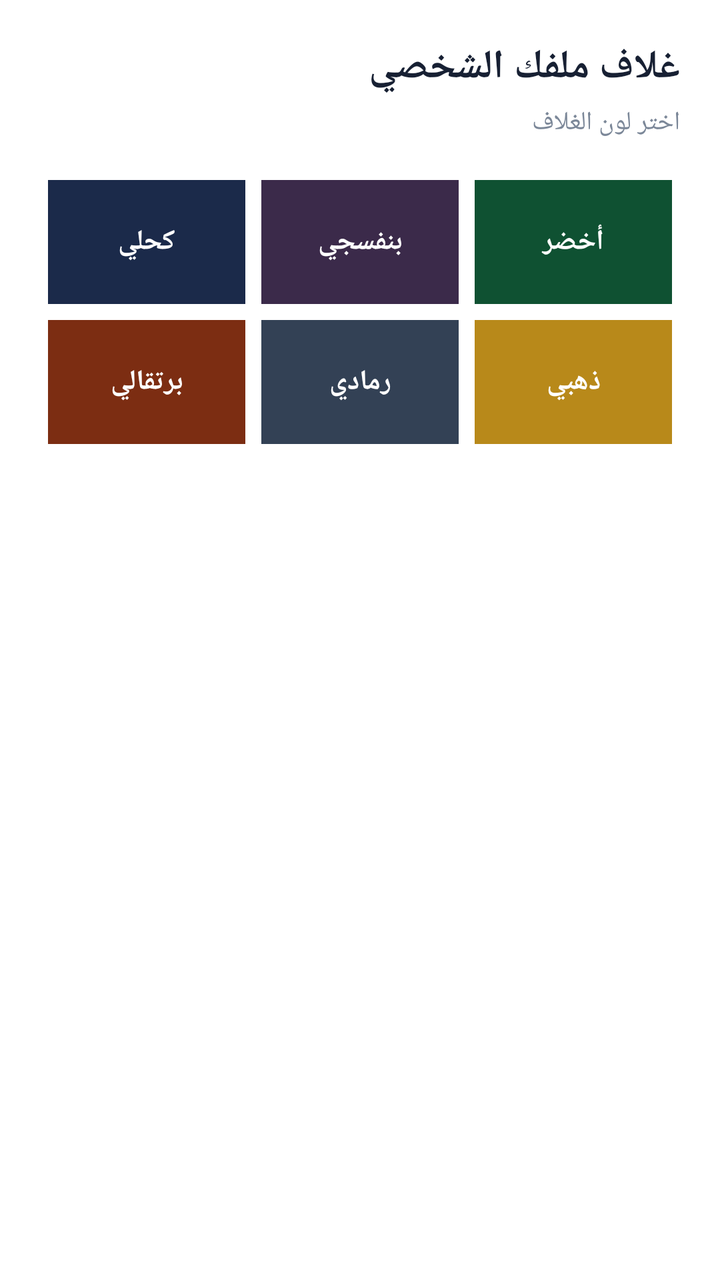
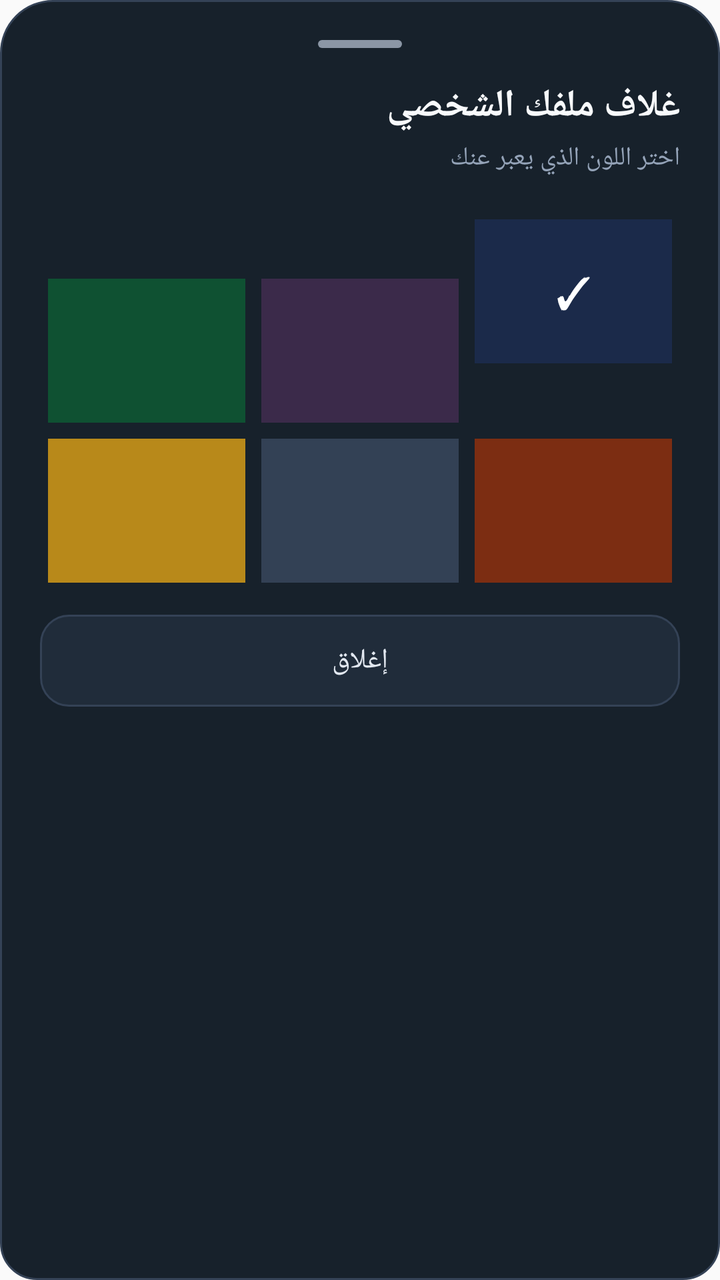

Two renders of the same Android screen: before a commit and after it. Below are the layout's source before the change and the commit's diff.
<!-- AndroidManifest.xml: application theme AppTheme -->
<!-- res/layout/native_cover_picker.xml -->
<?xml version="1.0" encoding="utf-8"?>
<LinearLayout xmlns:android="http://schemas.android.com/apk/res/android"
    android:layout_width="match_parent" android:layout_height="wrap_content"
    android:orientation="vertical" android:padding="20dp" android:background="#FFFFFF">
    <TextView android:layout_width="match_parent" android:layout_height="wrap_content"
        android:text="غلاف ملفك الشخصي" android:textColor="#172033" android:textSize="20sp" android:textStyle="bold" />
    <TextView android:layout_width="match_parent" android:layout_height="wrap_content"
        android:layout_marginTop="5dp" android:text="اختر لون الغلاف" android:textColor="#7B8798" android:textSize="13sp" />
    <GridLayout android:layout_width="match_parent" android:layout_height="wrap_content"
        android:columnCount="3" android:rowCount="2" android:alignmentMode="alignMargins" android:useDefaultMargins="true" android:layout_marginTop="16dp">
        <TextView android:id="@+id/coverNavy" android:layout_width="0dp" android:layout_height="62dp" android:layout_columnWeight="1" android:gravity="center" android:text="كحلي" android:textColor="#FFFFFF" android:textStyle="bold" android:background="#1B2A4A" />
        <TextView android:id="@+id/coverPurple" android:layout_width="0dp" android:layout_height="62dp" android:layout_columnWeight="1" android:gravity="center" android:text="بنفسجي" android:textColor="#FFFFFF" android:textStyle="bold" android:background="#3B2A4A" />
        <TextView android:id="@+id/coverGreen" android:layout_width="0dp" android:layout_height="62dp" android:layout_columnWeight="1" android:gravity="center" android:text="أخضر" android:textColor="#FFFFFF" android:textStyle="bold" android:background="#0F5132" />
        <TextView android:id="@+id/coverOrange" android:layout_width="0dp" android:layout_height="62dp" android:layout_columnWeight="1" android:gravity="center" android:text="برتقالي" android:textColor="#FFFFFF" android:textStyle="bold" android:background="#7C2D12" />
        <TextView android:id="@+id/coverGray" android:layout_width="0dp" android:layout_height="62dp" android:layout_columnWeight="1" android:gravity="center" android:text="رمادي" android:textColor="#FFFFFF" android:textStyle="bold" android:background="#334155" />
        <TextView android:id="@+id/coverGold" android:layout_width="0dp" android:layout_height="62dp" android:layout_columnWeight="1" android:gravity="center" android:text="ذهبي" android:textColor="#FFFFFF" android:textStyle="bold" android:background="#B8891A" />
    </GridLayout>
</LinearLayout>
<!-- resources referenced by this layout -->
<resources>
  <style name="AppTheme" parent="@android:style/Theme.Material.Light.DarkActionBar">
  		<item name="android:colorPrimary">@color/colorPrimary</item>
  		<item name="android:colorPrimaryDark">@color/colorPrimaryDark</item>
  		<item name="android:colorAccent">@color/colorAccent</item>
  		<item name="android:colorControlHighlight">@color/colorControlHighlight</item>
  		<item name="android:colorControlNormal">@color/colorControlNormal</item>
  	</style>
  <color name="colorPrimary">#F57C00</color>
  <color name="colorPrimaryDark">#E65100</color>
  <color name="colorAccent">#03DAC5</color>
  <color name="colorControlHighlight">#FFF3E0</color>
  <color name="colorControlNormal">#BDBDBD</color>
</resources>

<!-- the commit's change to res/layout/native_cover_picker.xml (unified diff, before → after) -->
@@ -1,18 +1,15 @@
 <?xml version="1.0" encoding="utf-8"?>
-<LinearLayout xmlns:android="http://schemas.android.com/apk/res/android"
-    android:layout_width="match_parent" android:layout_height="wrap_content"
-    android:orientation="vertical" android:padding="20dp" android:background="#FFFFFF">
-    <TextView android:layout_width="match_parent" android:layout_height="wrap_content"
-        android:text="غلاف ملفك الشخصي" android:textColor="#172033" android:textSize="20sp" android:textStyle="bold" />
-    <TextView android:layout_width="match_parent" android:layout_height="wrap_content"
-        android:layout_marginTop="5dp" android:text="اختر لون الغلاف" android:textColor="#7B8798" android:textSize="13sp" />
-    <GridLayout android:layout_width="match_parent" android:layout_height="wrap_content"
-        android:columnCount="3" android:rowCount="2" android:alignmentMode="alignMargins" android:useDefaultMargins="true" android:layout_marginTop="16dp">
-        <TextView android:id="@+id/coverNavy" android:layout_width="0dp" android:layout_height="62dp" android:layout_columnWeight="1" android:gravity="center" android:text="كحلي" android:textColor="#FFFFFF" android:textStyle="bold" android:background="#1B2A4A" />
-        <TextView android:id="@+id/coverPurple" android:layout_width="0dp" android:layout_height="62dp" android:layout_columnWeight="1" android:gravity="center" android:text="بنفسجي" android:textColor="#FFFFFF" android:textStyle="bold" android:background="#3B2A4A" />
-        <TextView android:id="@+id/coverGreen" android:layout_width="0dp" android:layout_height="62dp" android:layout_columnWeight="1" android:gravity="center" android:text="أخضر" android:textColor="#FFFFFF" android:textStyle="bold" android:background="#0F5132" />
-        <TextView android:id="@+id/coverOrange" android:layout_width="0dp" android:layout_height="62dp" android:layout_columnWeight="1" android:gravity="center" android:text="برتقالي" android:textColor="#FFFFFF" android:textStyle="bold" android:background="#7C2D12" />
-        <TextView android:id="@+id/coverGray" android:layout_width="0dp" android:layout_height="62dp" android:layout_columnWeight="1" android:gravity="center" android:text="رمادي" android:textColor="#FFFFFF" android:textStyle="bold" android:background="#334155" />
-        <TextView android:id="@+id/coverGold" android:layout_width="0dp" android:layout_height="62dp" android:layout_columnWeight="1" android:gravity="center" android:text="ذهبي" android:textColor="#FFFFFF" android:textStyle="bold" android:background="#B8891A" />
-    </GridLayout>
+<LinearLayout xmlns:android="http://schemas.android.com/apk/res/android" android:id="@+id/nativeCoverPicker" android:layout_width="match_parent" android:layout_height="wrap_content" android:orientation="vertical" android:padding="20dp" android:background="@drawable/bg_native_sheet" android:layoutDirection="rtl">
+ <View android:layout_width="42dp" android:layout_height="4dp" android:layout_gravity="center_horizontal" android:background="@drawable/bg_gesture_handle"/>
+ <TextView android:layout_width="match_parent" android:layout_height="wrap_content" android:layout_marginTop="16dp" android:text="غلاف ملفك الشخصي" android:textColor="#F8FAFC" android:textSize="19sp" android:textStyle="bold"/>
+ <TextView android:layout_width="match_parent" android:layout_height="wrap_content" android:layout_marginTop="4dp" android:text="اختر اللون الذي يعبر عنك" android:textColor="#94A3B8" android:textSize="13sp"/>
+ <GridLayout android:id="@+id/coverColorGrid" android:layout_width="match_parent" android:layout_height="wrap_content" android:columnCount="3" android:rowCount="2" android:useDefaultMargins="true" android:layout_marginTop="18dp">
+  <TextView android:id="@+id/coverColor0" android:layout_width="0dp" android:layout_height="72dp" android:layout_columnWeight="1" android:background="#1B2A4A" android:gravity="center" android:text="✓" android:textColor="#FFFFFF" android:textSize="22sp"/>
+  <TextView android:id="@+id/coverColor1" android:layout_width="0dp" android:layout_height="72dp" android:layout_columnWeight="1" android:background="#3B2A4A"/>
+  <TextView android:id="@+id/coverColor2" android:layout_width="0dp" android:layout_height="72dp" android:layout_columnWeight="1" android:background="#0F5132"/>
+  <TextView android:id="@+id/coverColor3" android:layout_width="0dp" android:layout_height="72dp" android:layout_columnWeight="1" android:background="#7C2D12"/>
+  <TextView android:id="@+id/coverColor4" android:layout_width="0dp" android:layout_height="72dp" android:layout_columnWeight="1" android:background="#334155"/>
+  <TextView android:id="@+id/coverColor5" android:layout_width="0dp" android:layout_height="72dp" android:layout_columnWeight="1" android:background="#B8891A"/>
+ </GridLayout>
+ <TextView android:id="@+id/coverPickerCancel" android:layout_width="match_parent" android:layout_height="46dp" android:layout_marginTop="12dp" android:gravity="center" android:text="إغلاق" android:textColor="#E2E8F0" android:background="@drawable/bg_native_input"/>
 </LinearLayout>
<!-- resource entries referenced after the edit -->
@@ -1,5 +1,11 @@
 <!-- resources referenced by this layout -->
 <resources>
+  <!-- drawable bg_gesture_handle (drawable) -->
+  <shape xmlns:android="http://schemas.android.com/apk/res/android" android:shape="rectangle"><solid android:color="#8B96A5"/><corners android:radius="4dp"/></shape>
+  <!-- drawable bg_native_input (drawable) -->
+  <shape xmlns:android="http://schemas.android.com/apk/res/android"><solid android:color="#202C3A"/><corners android:radius="14dp"/><stroke android:width="1dp" android:color="#344256"/></shape>
+  <!-- drawable bg_native_sheet (drawable) -->
+  <shape xmlns:android="http://schemas.android.com/apk/res/android"><solid android:color="#17212B"/><corners android:topLeftRadius="26dp" android:topRightRadius="26dp" android:bottomLeftRadius="18dp" android:bottomRightRadius="18dp"/><stroke android:width="1dp" android:color="#344256"/></shape>
   <style name="AppTheme" parent="@android:style/Theme.Material.Light.DarkActionBar">
   		<item name="android:colorPrimary">@color/colorPrimary</item>
   		<item name="android:colorPrimaryDark">@color/colorPrimaryDark</item>
